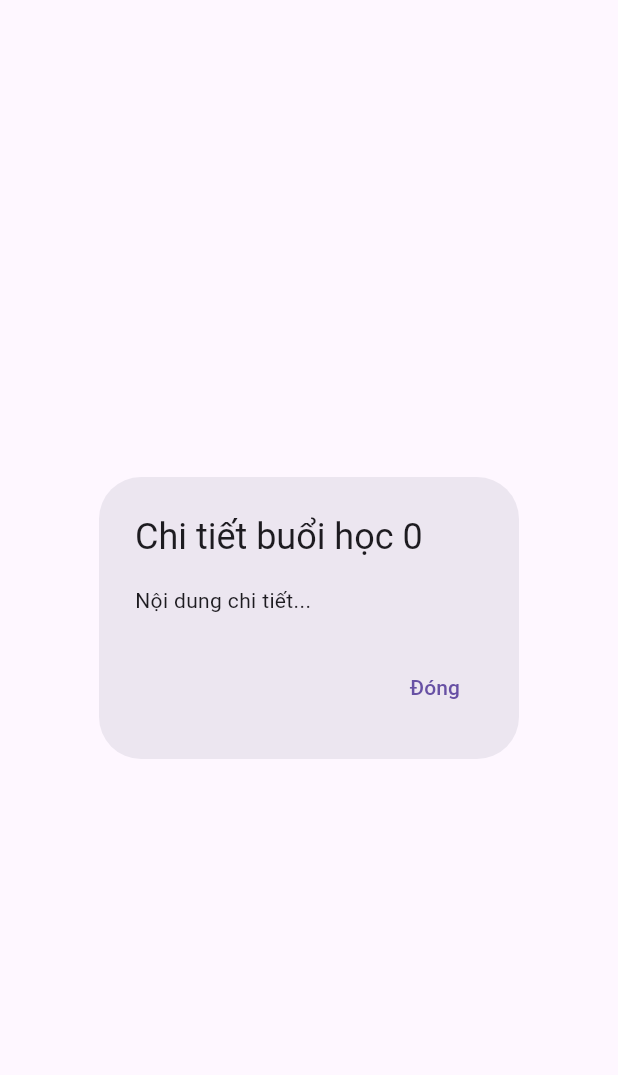
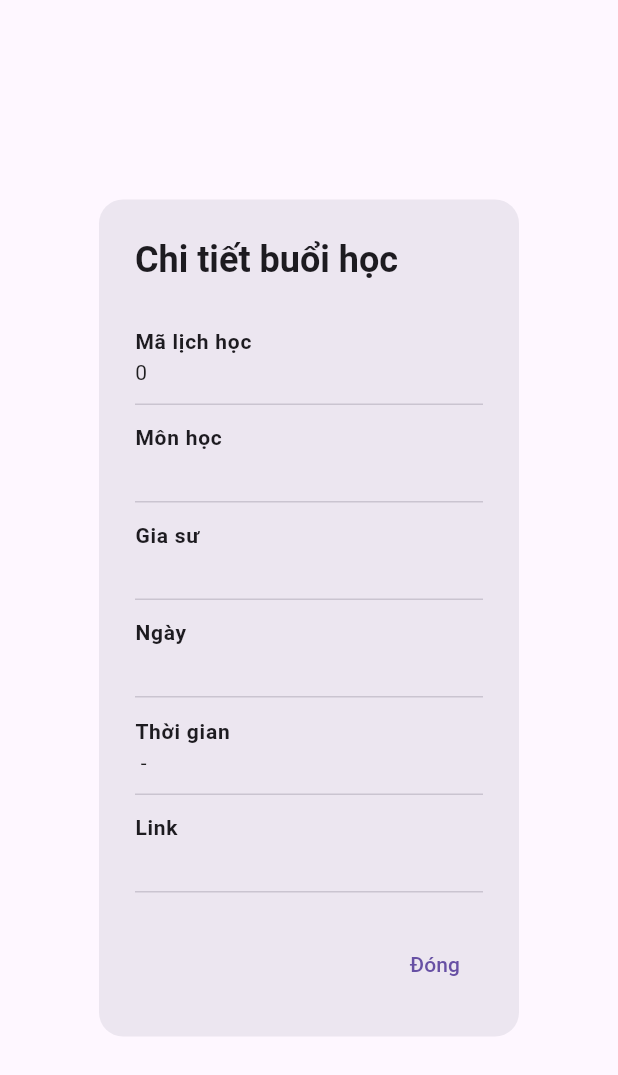
Before and after one commit to TM-Luan/KhoaLuanTotNgiep_GiaSu_NguoiHoc, a Flutter app: the ChiTietLichHocDialog widget shown alone on an empty page, opened directly with empty values, on a phone screen of 412 x 824 dp. Shown: the top 1075 px of the screen. Run offline on Flutter 3.47's test engine with Material 3 defaults, Android fonts, the light colour scheme and no system bars; our stand-ins replace bloc, dio, equatable, flutter_bloc, flutter_secure_storage, image_picker; accounts and stored records are empty.

Commit message:
xong lan 2 =))

```diff
--- a/lib/widgets/lich_hoc_dialogs.dart
+++ b/lib/widgets/lich_hoc_dialogs.dart
@@ -1,6 +1,7 @@
 // file: widgets/lich_hoc_dialogs.dart (CHO PHÉP TRỐNG LINK)
 
 import 'package:flutter/material.dart';
+import 'package:intl/intl.dart';
 import 'package:khoa_luan_tot_ngiep_gia_su_nguoi_hoc/data/models/lichhoc_model.dart';
 import 'package:khoa_luan_tot_ngiep_gia_su_nguoi_hoc/constants/app_colors.dart';
 
@@ -30,14 +31,13 @@ class _SuaLichHocDialogState extends State<SuaLichHocDialog> {
   void initState() {
     super.initState();
     _selectedTrangThai = widget.lichHoc.trangThai;
-    _duongDanController =
-        TextEditingController(text: widget.lichHoc.duongDan ?? '');
-
+    _duongDanController = TextEditingController(
+      text: widget.lichHoc.duongDan ?? '',
+    );
 
     if (_selectedTrangThai == 'Huy') {
       _cacTrangThai.removeWhere((item) => item['value'] != 'Huy');
-    }
-    else if (_selectedTrangThai == 'DaHoc') {
+    } else if (_selectedTrangThai == 'DaHoc') {
       _cacTrangThai.removeWhere((item) => item['value'] != 'DaHoc');
     }
   }
@@ -80,7 +80,6 @@ class _SuaLichHocDialogState extends State<SuaLichHocDialog> {
   void _handleUpdate() {
     // Chỉ chạy khi form hợp lệ
     if (_formKey.currentState!.validate()) {
-
       String? finalDuongDan;
       final text = _duongDanController.text.trim();
 
@@ -92,10 +91,7 @@ class _SuaLichHocDialogState extends State<SuaLichHocDialog> {
         finalDuongDan = null;
       }
 
-      widget.onUpdate(
-        _selectedTrangThai,
-        finalDuongDan,
-      );
+      widget.onUpdate(_selectedTrangThai, finalDuongDan);
       Navigator.pop(context);
     }
   }
@@ -124,7 +120,8 @@ class _SuaLichHocDialogState extends State<SuaLichHocDialog> {
               DropdownButtonFormField<String>(
                 value: _selectedTrangThai,
                 isExpanded: true,
-                items: _cacTrangThai.map((item) {
+                items:
+                    _cacTrangThai.map((item) {
                       return DropdownMenuItem<String>(
                         value: item['value'],
                         child: Text(
@@ -135,7 +132,9 @@ class _SuaLichHocDialogState extends State<SuaLichHocDialog> {
                         ),
                       );
                     }).toList(),
-                onChanged: (widget.lichHoc.trangThai == 'DaHoc' || widget.lichHoc.trangThai == 'Huy')
+                onChanged:
+                    (widget.lichHoc.trangThai == 'DaHoc' ||
+                            widget.lichHoc.trangThai == 'Huy')
                         ? null // Vô hiệu hóa nếu đã học hoặc đã hủy
                         : (value) {
                           if (value != null) {
@@ -149,7 +148,9 @@ class _SuaLichHocDialogState extends State<SuaLichHocDialog> {
                     borderRadius: BorderRadius.circular(8),
                   ),
                   contentPadding: const EdgeInsets.symmetric(horizontal: 12),
-                  filled: (widget.lichHoc.trangThai == 'DaHoc' || widget.lichHoc.trangThai == 'Huy'),
+                  filled:
+                      (widget.lichHoc.trangThai == 'DaHoc' ||
+                          widget.lichHoc.trangThai == 'Huy'),
                   fillColor: Colors.grey[200],
                 ),
               ),
@@ -195,52 +196,83 @@ class _SuaLichHocDialogState extends State<SuaLichHocDialog> {
   }
 }
 
-// (Các dialog ChiTiet và Xoa giữ nguyên)
-
 class ChiTietLichHocDialog extends StatelessWidget {
   final LichHoc lichHoc;
   final bool isGiaSu;
-  const ChiTietLichHocDialog({super.key, required this.lichHoc, required this.isGiaSu});
+
+  const ChiTietLichHocDialog({
+    super.key,
+    required this.lichHoc,
+    required this.isGiaSu,
+  });
+
+  String _formatDate(String rawDate) {
+    try {
+      final date = DateTime.parse(rawDate);
+      return DateFormat('dd/MM/yyyy').format(date);
+    } catch (_) {
+      return rawDate;
+    }
+  }
 
   @override
   Widget build(BuildContext context) {
     return AlertDialog(
-      title: Text('Chi tiết buổi học ${lichHoc.lichHocID}'),
-      content: const Text('Nội dung chi tiết...'),
+      shape: RoundedRectangleBorder(borderRadius: BorderRadius.circular(16)),
+      title: const Text(
+        'Chi tiết buổi học',
+        style: TextStyle(fontWeight: FontWeight.bold),
+      ),
+      content: SingleChildScrollView(
+        child: Column(
+          crossAxisAlignment: CrossAxisAlignment.start,
+          children: [
+            _buildTile('Mã lịch học', '${lichHoc.lichHocID}'),
+            _buildTile('Môn học', lichHoc.lopHoc?.tenMon ?? 'N/A'),
+            _buildTile(
+              isGiaSu ? 'Học sinh' : 'Gia sư',
+              isGiaSu
+                  ? (lichHoc.lopHoc?.tenNguoiHoc ?? 'N/A')
+                  : (lichHoc.lopHoc?.tenGiaSu ?? 'N/A'),
+            ),
+            _buildTile('Ngày', _formatDate(lichHoc.ngayHoc)),
+            _buildTile(
+              'Thời gian',
+              '${lichHoc.thoiGianBatDau} - ${lichHoc.thoiGianKetThuc}',
+            ),
+            if (lichHoc.duongDan != null) _buildTile('Link', lichHoc.duongDan!),
+            if (lichHoc.lopHoc?.diaChi != null &&
+                lichHoc.lopHoc!.diaChi!.isNotEmpty)
+              _buildTile('Địa chỉ', lichHoc.lopHoc!.diaChi!),
+          ],
+        ),
+      ),
       actions: [
         TextButton(
           onPressed: () => Navigator.pop(context),
           child: const Text('Đóng'),
-        )
+        ),
+      ],
+    );
+  }
+
+  Widget _buildTile(String label, String value) {
+    return Column(
+      children: [
+        ListTile(
+          dense: true,
+          contentPadding: EdgeInsets.zero,
+          title: Text(
+            label,
+            style: const TextStyle(fontWeight: FontWeight.bold, fontSize: 14),
+          ),
+          subtitle: Text(
+            value,
+            style: const TextStyle(fontSize: 14, color: Colors.black87),
+          ),
+        ),
+        const Divider(height: 1),
       ],
     );
   }
 }
-
-class XoaLichHocDialog extends StatelessWidget {
-  final LichHoc lichHoc;
-  final Function(bool xoaCaChuoi) onDelete;
-  const XoaLichHocDialog({super.key, required this.lichHoc, required this.onDelete});
-
-  @override
-  Widget build(BuildContext context) {
-    return AlertDialog(
-      title: Text('Xóa buổi học ${lichHoc.lichHocID}'),
-      content: const Text('Bạn có chắc muốn xóa?'),
-      actions: [
-        TextButton(
-          onPressed: () => Navigator.pop(context),
-          child: const Text('Hủy'),
-        ),
-        ElevatedButton(
-          onPressed: () {
-            onDelete(false); // Ví dụ: Xóa 1 buổi
-            Navigator.pop(context);
-          },
-          style: ElevatedButton.styleFrom(backgroundColor: Colors.red),
-          child: const Text('Xóa'),
-        )
-      ],
-    );
-  }
-}
```
Lines whose indentation alone changed are shown as unchanged.
